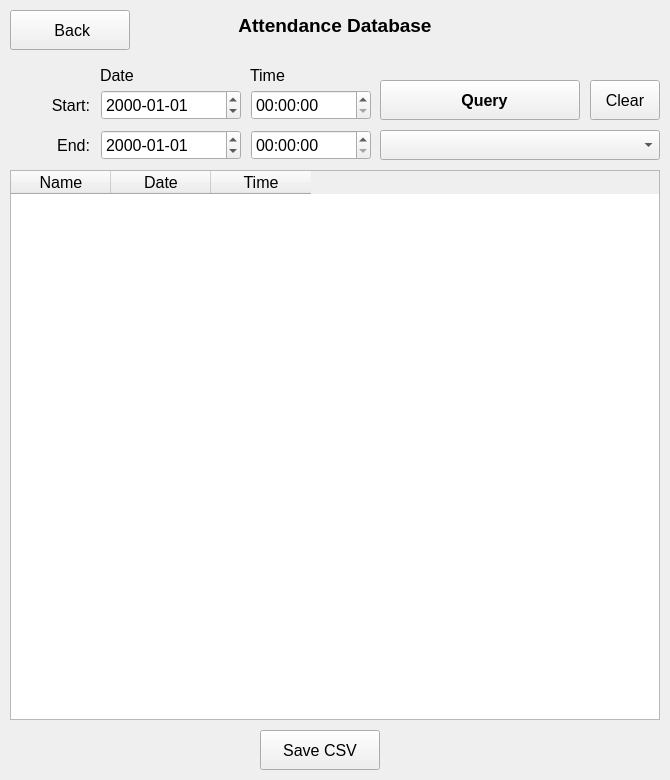
The window that resource/view_controller/attendance_database_form/View.ui (muysengly/repo_attendance_system) describes before a commit, drawn with Qt 5.
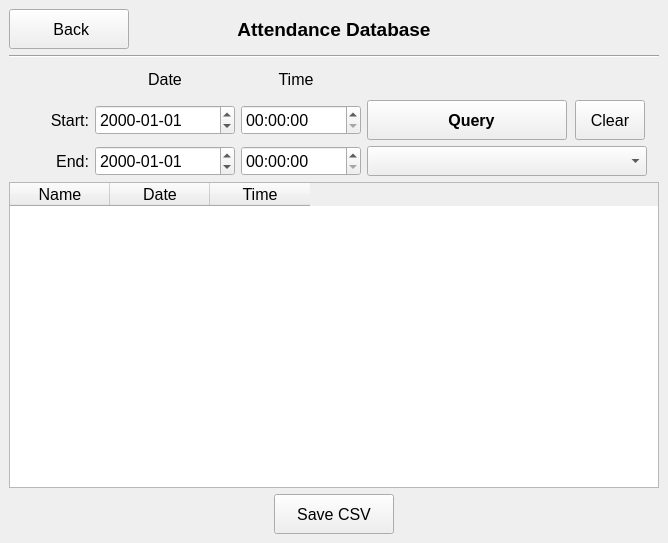
The same window after the commit.

Diff of the .ui file:
```diff
--- a/resource/view_controller/attendance_database_form/View.ui
+++ b/resource/view_controller/attendance_database_form/View.ui
@@ -6,34 +6,132 @@
    <rect>
     <x>0</x>
     <y>0</y>
-    <width>670</width>
-    <height>780</height>
+    <width>668</width>
+    <height>543</height>
    </rect>
   </property>
   <property name="minimumSize">
    <size>
-    <width>670</width>
-    <height>780</height>
+    <width>0</width>
+    <height>0</height>
    </size>
   </property>
   <property name="maximumSize">
    <size>
-    <width>670</width>
-    <height>780</height>
+    <width>99999</width>
+    <height>99999</height>
    </size>
   </property>
   <property name="windowTitle">
    <string>MainWindow</string>
   </property>
   <widget class="QWidget" name="centralwidget">
+   <layout class="QVBoxLayout" name="verticalLayout">
+    <item>
+     <layout class="QHBoxLayout" name="horizontalLayout">
+      <item alignment="Qt::AlignLeft">
+       <widget class="QPushButton" name="pushButton_back">
+        <property name="minimumSize">
+         <size>
+          <width>120</width>
+          <height>40</height>
+         </size>
+        </property>
+        <property name="maximumSize">
+         <size>
+          <width>120</width>
+          <height>40</height>
+         </size>
+        </property>
+        <property name="font">
+         <font>
+          <pointsize>12</pointsize>
+         </font>
+        </property>
+        <property name="text">
+         <string> Back</string>
+        </property>
+       </widget>
+      </item>
+      <item>
+       <widget class="QLabel" name="label_3">
+        <property name="sizePolicy">
+         <sizepolicy hsizetype="Expanding" vsizetype="Preferred">
+          <horstretch>0</horstretch>
+          <verstretch>0</verstretch>
+         </sizepolicy>
+        </property>
+        <property name="minimumSize">
+         <size>
+          <width>0</width>
+          <height>30</height>
+         </size>
+        </property>
+        <property name="maximumSize">
+         <size>
+          <width>16777215</width>
+          <height>30</height>
+         </size>
+        </property>
+        <property name="font">
+         <font>
+          <pointsize>14</pointsize>
+          <bold>true</bold>
+         </font>
+        </property>
+        <property name="text">
+         <string>Attendance Database</string>
+        </property>
+        <property name="alignment">
+         <set>Qt::AlignCenter</set>
+        </property>
+       </widget>
+      </item>
+      <item alignment="Qt::AlignRight">
+       <widget class="QLabel" name="label_6">
+        <property name="minimumSize">
+         <size>
+          <width>120</width>
+          <height>40</height>
+         </size>
+        </property>
+        <property name="maximumSize">
+         <size>
+          <width>120</width>
+          <height>40</height>
+         </size>
+        </property>
+        <property name="text">
+         <string/>
+        </property>
+       </widget>
+      </item>
+     </layout>
+    </item>
+    <item>
+     <widget class="Line" name="line">
+      <property name="orientation">
+       <enum>Qt::Horizontal</enum>
+      </property>
+     </widget>
+    </item>
+    <item>
+     <layout class="QHBoxLayout" name="horizontalLayout_2">
+      <item>
+       <layout class="QGridLayout" name="gridLayout">
+        <item row="1" column="0">
    <widget class="QLabel" name="label">
-    <property name="geometry">
-     <rect>
-      <x>10</x>
-      <y>90</y>
+          <property name="minimumSize">
+           <size>
       <width>80</width>
       <height>30</height>
-     </rect>
+           </size>
+          </property>
+          <property name="maximumSize">
+           <size>
+            <width>80</width>
+            <height>30</height>
+           </size>
     </property>
     <property name="font">
      <font>
@@ -47,56 +145,26 @@
      <set>Qt::AlignRight|Qt::AlignTrailing|Qt::AlignVCenter</set>
     </property>
    </widget>
-   <widget class="QTimeEdit" name="timeEdit_start_time">
-    <property name="geometry">
-     <rect>
-      <x>251</x>
-      <y>90</y>
-      <width>120</width>
-      <height>30</height>
-     </rect>
-    </property>
-    <property name="font">
-     <font>
-      <pointsize>12</pointsize>
-     </font>
-    </property>
-    <property name="focusPolicy">
-     <enum>Qt::WheelFocus</enum>
-    </property>
-    <property name="displayFormat">
-     <string>hh:mm:ss</string>
-    </property>
-   </widget>
+        </item>
+        <item row="1" column="1">
    <widget class="QDateEdit" name="dateEdit_start_date">
-    <property name="geometry">
-     <rect>
-      <x>101</x>
-      <y>90</y>
+          <property name="sizePolicy">
+           <sizepolicy hsizetype="Preferred" vsizetype="Preferred">
+            <horstretch>0</horstretch>
+            <verstretch>0</verstretch>
+           </sizepolicy>
+          </property>
+          <property name="minimumSize">
+           <size>
       <width>140</width>
       <height>30</height>
-     </rect>
-    </property>
-    <property name="font">
-     <font>
-      <pointsize>12</pointsize>
-     </font>
-    </property>
-    <property name="focusPolicy">
-     <enum>Qt::WheelFocus</enum>
-    </property>
-    <property name="displayFormat">
-     <string>yyyy-MM-dd</string>
-    </property>
-   </widget>
-   <widget class="QDateEdit" name="dateEdit_end_date">
-    <property name="geometry">
-     <rect>
-      <x>101</x>
-      <y>130</y>
+           </size>
+          </property>
+          <property name="maximumSize">
+           <size>
       <width>140</width>
       <height>30</height>
-     </rect>
+           </size>
     </property>
     <property name="font">
      <font>
@@ -110,35 +178,26 @@
      <string>yyyy-MM-dd</string>
     </property>
    </widget>
-   <widget class="QTimeEdit" name="timeEdit_end_time">
-    <property name="geometry">
-     <rect>
-      <x>251</x>
-      <y>130</y>
-      <width>120</width>
-      <height>30</height>
-     </rect>
-    </property>
-    <property name="font">
-     <font>
-      <pointsize>12</pointsize>
-     </font>
-    </property>
-    <property name="focusPolicy">
-     <enum>Qt::WheelFocus</enum>
-    </property>
-    <property name="displayFormat">
-     <string>hh:mm:ss</string>
-    </property>
-   </widget>
+        </item>
+        <item row="1" column="3">
    <widget class="QPushButton" name="pushButton_query">
-    <property name="geometry">
-     <rect>
-      <x>380</x>
-      <y>80</y>
+          <property name="sizePolicy">
+           <sizepolicy hsizetype="Minimum" vsizetype="Preferred">
+            <horstretch>0</horstretch>
+            <verstretch>0</verstretch>
+           </sizepolicy>
+          </property>
+          <property name="minimumSize">
+           <size>
       <width>200</width>
       <height>40</height>
-     </rect>
+           </size>
+          </property>
+          <property name="maximumSize">
+           <size>
+            <width>200</width>
+            <height>40</height>
+           </size>
     </property>
     <property name="font">
      <font>
@@ -150,14 +209,20 @@
      <string>  Query</string>
     </property>
    </widget>
+        </item>
+        <item row="2" column="0">
    <widget class="QLabel" name="label_2">
-    <property name="geometry">
-     <rect>
-      <x>10</x>
-      <y>130</y>
+          <property name="minimumSize">
+           <size>
       <width>80</width>
       <height>30</height>
-     </rect>
+           </size>
+          </property>
+          <property name="maximumSize">
+           <size>
+            <width>80</width>
+            <height>30</height>
+           </size>
     </property>
     <property name="font">
      <font>
@@ -171,32 +236,241 @@
      <set>Qt::AlignRight|Qt::AlignTrailing|Qt::AlignVCenter</set>
     </property>
    </widget>
-   <widget class="QPushButton" name="pushButton_save">
-    <property name="geometry">
-     <rect>
-      <x>260</x>
-      <y>730</y>
+        </item>
+        <item row="2" column="1">
+         <widget class="QDateEdit" name="dateEdit_end_date">
+          <property name="sizePolicy">
+           <sizepolicy hsizetype="Preferred" vsizetype="Preferred">
+            <horstretch>0</horstretch>
+            <verstretch>0</verstretch>
+           </sizepolicy>
+          </property>
+          <property name="minimumSize">
+           <size>
+            <width>140</width>
+            <height>30</height>
+           </size>
+          </property>
+          <property name="maximumSize">
+           <size>
+            <width>140</width>
+            <height>30</height>
+           </size>
+          </property>
+          <property name="font">
+           <font>
+            <pointsize>12</pointsize>
+           </font>
+          </property>
+          <property name="focusPolicy">
+           <enum>Qt::WheelFocus</enum>
+          </property>
+          <property name="displayFormat">
+           <string>yyyy-MM-dd</string>
+          </property>
+         </widget>
+        </item>
+        <item row="0" column="2" alignment="Qt::AlignBottom">
+         <widget class="QLabel" name="label_5">
+          <property name="minimumSize">
+           <size>
+            <width>110</width>
+            <height>30</height>
+           </size>
+          </property>
+          <property name="maximumSize">
+           <size>
+            <width>110</width>
+            <height>30</height>
+           </size>
+          </property>
+          <property name="font">
+           <font>
+            <pointsize>12</pointsize>
+           </font>
+          </property>
+          <property name="text">
+           <string>Time</string>
+          </property>
+          <property name="alignment">
+           <set>Qt::AlignCenter</set>
+          </property>
+         </widget>
+        </item>
+        <item row="1" column="2">
+         <widget class="QTimeEdit" name="timeEdit_start_time">
+          <property name="sizePolicy">
+           <sizepolicy hsizetype="Preferred" vsizetype="Preferred">
+            <horstretch>0</horstretch>
+            <verstretch>0</verstretch>
+           </sizepolicy>
+          </property>
+          <property name="minimumSize">
+           <size>
       <width>120</width>
+            <height>30</height>
+           </size>
+          </property>
+          <property name="maximumSize">
+           <size>
+            <width>120</width>
+            <height>30</height>
+           </size>
+          </property>
+          <property name="font">
+           <font>
+            <pointsize>12</pointsize>
+           </font>
+          </property>
+          <property name="focusPolicy">
+           <enum>Qt::WheelFocus</enum>
+          </property>
+          <property name="displayFormat">
+           <string>hh:mm:ss</string>
+          </property>
+         </widget>
+        </item>
+        <item row="2" column="3" colspan="2">
+         <widget class="QComboBox" name="comboBox_group_name">
+          <property name="sizePolicy">
+           <sizepolicy hsizetype="Preferred" vsizetype="Preferred">
+            <horstretch>0</horstretch>
+            <verstretch>0</verstretch>
+           </sizepolicy>
+          </property>
+          <property name="minimumSize">
+           <size>
+            <width>280</width>
+            <height>30</height>
+           </size>
+          </property>
+          <property name="maximumSize">
+           <size>
+            <width>280</width>
+            <height>30</height>
+           </size>
+          </property>
+          <property name="font">
+           <font>
+            <pointsize>12</pointsize>
+           </font>
+          </property>
+         </widget>
+        </item>
+        <item row="0" column="1" alignment="Qt::AlignBottom">
+         <widget class="QLabel" name="label_4">
+          <property name="minimumSize">
+           <size>
+            <width>140</width>
+            <height>30</height>
+           </size>
+          </property>
+          <property name="maximumSize">
+           <size>
+            <width>140</width>
+            <height>30</height>
+           </size>
+          </property>
+          <property name="font">
+           <font>
+            <pointsize>12</pointsize>
+           </font>
+          </property>
+          <property name="text">
+           <string>Date</string>
+          </property>
+          <property name="alignment">
+           <set>Qt::AlignCenter</set>
+          </property>
+         </widget>
+        </item>
+        <item row="1" column="4">
+         <widget class="QPushButton" name="pushButton_clear">
+          <property name="sizePolicy">
+           <sizepolicy hsizetype="Preferred" vsizetype="Preferred">
+            <horstretch>0</horstretch>
+            <verstretch>0</verstretch>
+           </sizepolicy>
+          </property>
+          <property name="minimumSize">
+           <size>
+            <width>70</width>
       <height>40</height>
-     </rect>
-    </property>
+           </size>
+          </property>
+          <property name="maximumSize">
+           <size>
+            <width>70</width>
+            <height>40</height>
+           </size>
+          </property>
     <property name="font">
      <font>
       <pointsize>12</pointsize>
      </font>
     </property>
     <property name="text">
-     <string>Save CSV</string>
-    </property>
-   </widget>
+           <string>Clear</string>
+          </property>
+         </widget>
+        </item>
+        <item row="2" column="2">
+         <widget class="QTimeEdit" name="timeEdit_end_time">
+          <property name="sizePolicy">
+           <sizepolicy hsizetype="Preferred" vsizetype="Preferred">
+            <horstretch>0</horstretch>
+            <verstretch>0</verstretch>
+           </sizepolicy>
+          </property>
+          <property name="minimumSize">
+           <size>
+            <width>120</width>
+            <height>30</height>
+           </size>
+          </property>
+          <property name="maximumSize">
+           <size>
+            <width>120</width>
+            <height>30</height>
+           </size>
+          </property>
+          <property name="font">
+           <font>
+            <pointsize>12</pointsize>
+           </font>
+          </property>
+          <property name="focusPolicy">
+           <enum>Qt::WheelFocus</enum>
+          </property>
+          <property name="displayFormat">
+           <string>hh:mm:ss</string>
+          </property>
+         </widget>
+        </item>
+       </layout>
+      </item>
+      <item>
+       <spacer name="horizontalSpacer">
+        <property name="orientation">
+         <enum>Qt::Horizontal</enum>
+        </property>
+        <property name="sizeHint" stdset="0">
+         <size>
+          <width>40</width>
+          <height>20</height>
+         </size>
+        </property>
+       </spacer>
+      </item>
+     </layout>
+    </item>
+    <item>
    <widget class="QTableWidget" name="tableWidget">
-    <property name="geometry">
-     <rect>
-      <x>10</x>
-      <y>170</y>
+      <property name="minimumSize">
+       <size>
       <width>650</width>
-      <height>550</height>
-     </rect>
+        <height>300</height>
+       </size>
     </property>
     <property name="font">
      <font>
@@ -241,54 +515,20 @@
      </property>
     </column>
    </widget>
-   <widget class="QPushButton" name="pushButton_back">
-    <property name="geometry">
-     <rect>
-      <x>10</x>
-      <y>10</y>
+    </item>
+    <item alignment="Qt::AlignHCenter">
+     <widget class="QPushButton" name="pushButton_save">
+      <property name="minimumSize">
+       <size>
       <width>120</width>
       <height>40</height>
-     </rect>
-    </property>
-    <property name="font">
-     <font>
-      <pointsize>12</pointsize>
-     </font>
-    </property>
-    <property name="text">
-     <string> Back</string>
-    </property>
-   </widget>
-   <widget class="QLabel" name="label_3">
-    <property name="geometry">
-     <rect>
-      <x>10</x>
-      <y>10</y>
-      <width>650</width>
-      <height>30</height>
-     </rect>
-    </property>
-    <property name="font">
-     <font>
-      <pointsize>14</pointsize>
-      <bold>true</bold>
-     </font>
-    </property>
-    <property name="text">
-     <string>Attendance Database</string>
-    </property>
-    <property name="alignment">
-     <set>Qt::AlignCenter</set>
-    </property>
-   </widget>
-   <widget class="QPushButton" name="pushButton_clear">
-    <property name="geometry">
-     <rect>
-      <x>590</x>
-      <y>80</y>
-      <width>70</width>
+       </size>
+      </property>
+      <property name="maximumSize">
+       <size>
+        <width>120</width>
       <height>40</height>
-     </rect>
+       </size>
     </property>
     <property name="font">
      <font>
@@ -296,66 +536,11 @@
      </font>
     </property>
     <property name="text">
-     <string>Clear</string>
-    </property>
-   </widget>
-   <widget class="QLabel" name="label_4">
-    <property name="geometry">
-     <rect>
-      <x>100</x>
-      <y>60</y>
-      <width>140</width>
-      <height>30</height>
-     </rect>
-    </property>
-    <property name="font">
-     <font>
-      <pointsize>12</pointsize>
-     </font>
-    </property>
-    <property name="text">
-     <string>Date</string>
-    </property>
-    <property name="alignment">
-     <set>Qt::AlignLeading|Qt::AlignLeft|Qt::AlignVCenter</set>
-    </property>
-   </widget>
-   <widget class="QLabel" name="label_5">
-    <property name="geometry">
-     <rect>
-      <x>250</x>
-      <y>60</y>
-      <width>110</width>
-      <height>30</height>
-     </rect>
-    </property>
-    <property name="font">
-     <font>
-      <pointsize>12</pointsize>
-     </font>
-    </property>
-    <property name="text">
-     <string>Time</string>
-    </property>
-    <property name="alignment">
-     <set>Qt::AlignLeading|Qt::AlignLeft|Qt::AlignVCenter</set>
-    </property>
-   </widget>
-   <widget class="QComboBox" name="comboBox_group_name">
-    <property name="geometry">
-     <rect>
-      <x>380</x>
-      <y>130</y>
-      <width>280</width>
-      <height>30</height>
-     </rect>
-    </property>
-    <property name="font">
-     <font>
-      <pointsize>12</pointsize>
-     </font>
-    </property>
-   </widget>
+       <string>Save CSV</string>
+      </property>
+     </widget>
+    </item>
+   </layout>
    <zorder>label</zorder>
    <zorder>timeEdit_start_time</zorder>
    <zorder>dateEdit_start_date</zorder>
```
Left out of the diff: 4 changed lines with no effect on the pictures. Lines whose indentation alone changed are shown as unchanged.
